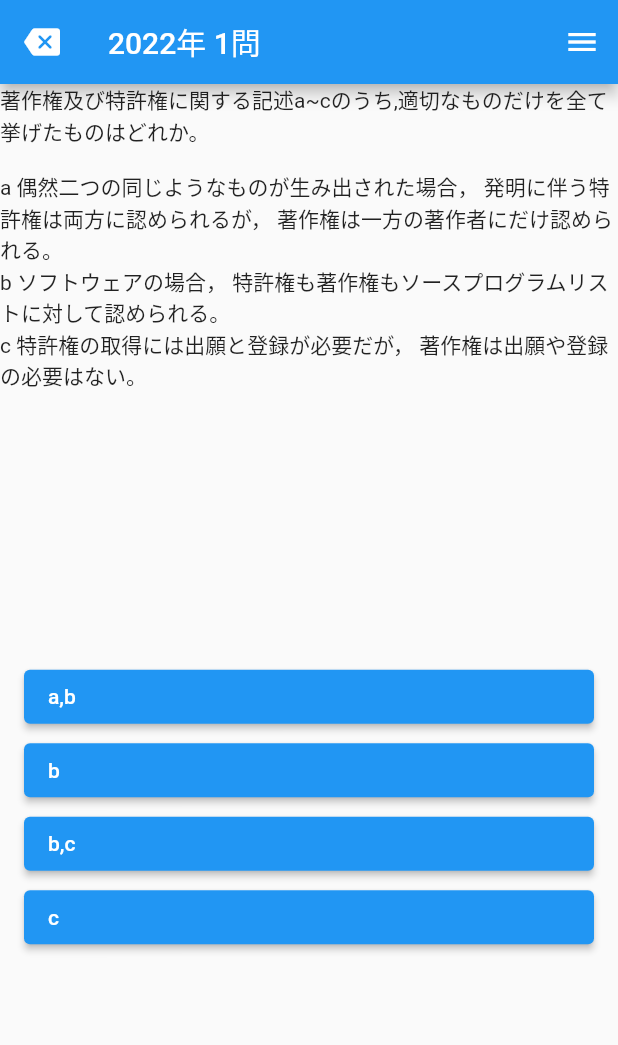
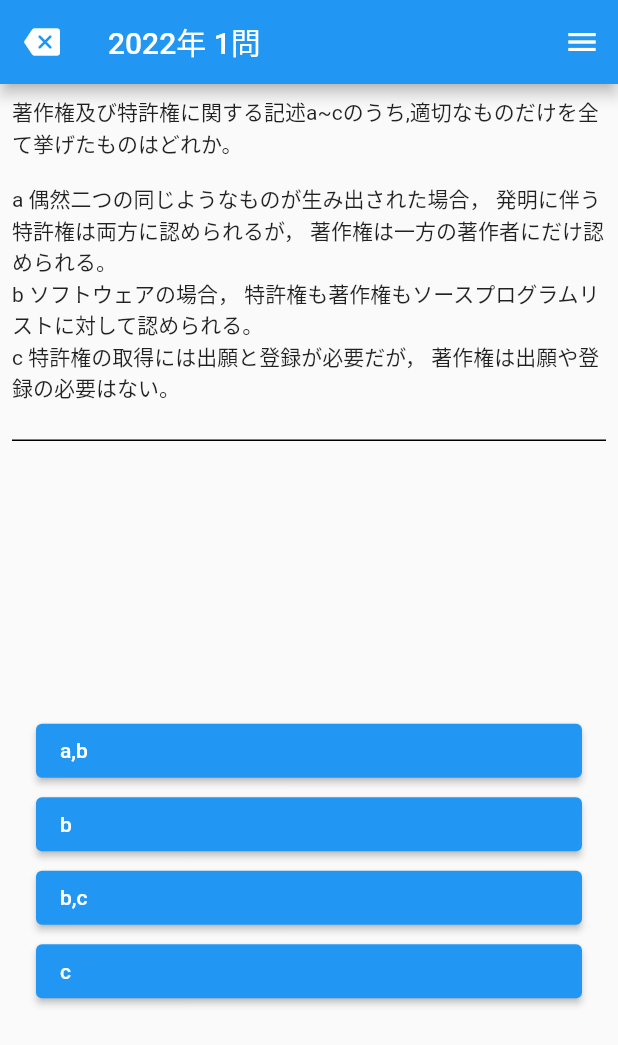
Before and after one commit to Team-PastQuiz11/PastQuiz, a Flutter app: the screen it shows after launch, after a tap on "2022", on a phone screen of 412 x 824 dp. Shown: the top 1045 px of the screen. Run offline on Flutter 3.47's test engine with Material 2 defaults, Android fonts, the phone set to English and light mode, and no system bars; our stand-ins replace firebase_core, flutter_riverpod, sqflite; accounts and stored records are empty.

Commit message:
全体をPadding / 問題部の高さを最大50%制限に / 問題部の既存部品間にSizedBox

```diff
--- a/lib/view/try_questions/questions_area.dart
+++ b/lib/view/try_questions/questions_area.dart
@@ -28,6 +28,9 @@ class QuestionAreaState extends ConsumerState<QuestionArea> {
     final popIndex = int.parse(popQuestionStr.substring(4));
     final popQuestion = yearMap[popYear]![popIndex];
 
+    double screenWidth = MediaQuery.of(context).size.width;
+    double screenHeight = MediaQuery.of(context).size.height;
+
     return FutureBuilder(
       future: (!isFirstLoad && popQuestion.imagePath != '')
           // if-else文の別の書き方
@@ -42,22 +45,46 @@ class QuestionAreaState extends ConsumerState<QuestionArea> {
           );
         }
         return Scaffold(
-          body: Column(
+          body: Padding(
+            padding: const EdgeInsets.all(8.0),
+            child: Column(
               children: <Widget>[
-              Expanded(
-                flex: 1,
+                // 問題 領域 (最大:画面上部50%)
+                ConstrainedBox(
+                  constraints:
+                      BoxConstraints.loose(Size(screenWidth, screenHeight / 2)),
                   child: ListView(
                     children: [
+                      // 問題 本文
                       Text(popQuestion.text),
+                      const SizedBox(height: 8.0),
+                      // 問題 付図
                       if (popQuestion.imagePath != '')
+                        Column(
+                          children: [
                             Image.asset(
                               popQuestion.imagePath,
                               width: MediaQuery.of(context).size.width * 0.95,
                               fit: BoxFit.fitWidth,
                             ),
+                            const SizedBox(height: 8.0),
+                          ],
+                        ),
+                      // 区切り線
+                      Container(
+                        decoration: const BoxDecoration(
+                          border: Border(
+                            bottom: BorderSide(
+                              color: Colors.black,
+                              width: 1,
+                            ),
+                          ),
+                        ),
+                      ),
                     ],
                   ),
                 ),
+                // 回答 領域
                 Expanded(
                   flex: 1,
                   child: Column(
@@ -70,6 +97,7 @@ class QuestionAreaState extends ConsumerState<QuestionArea> {
                   ),
                 ),
               ],
+            ),
           ),
         );
       },
```
Lines whose indentation alone changed are shown as unchanged.
